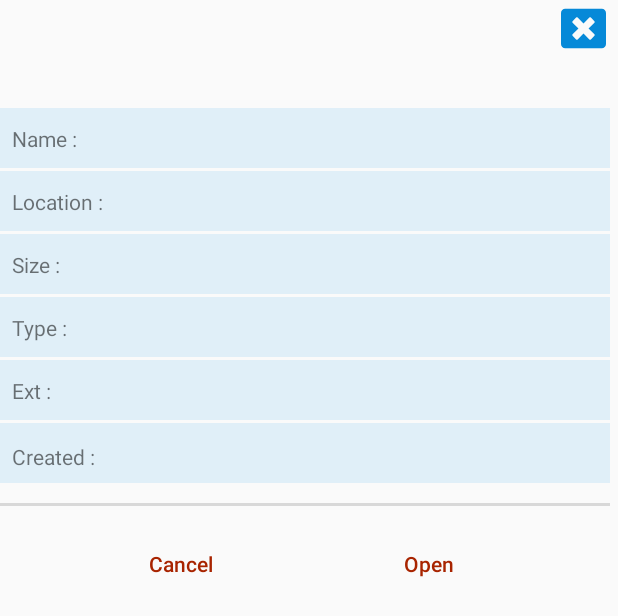
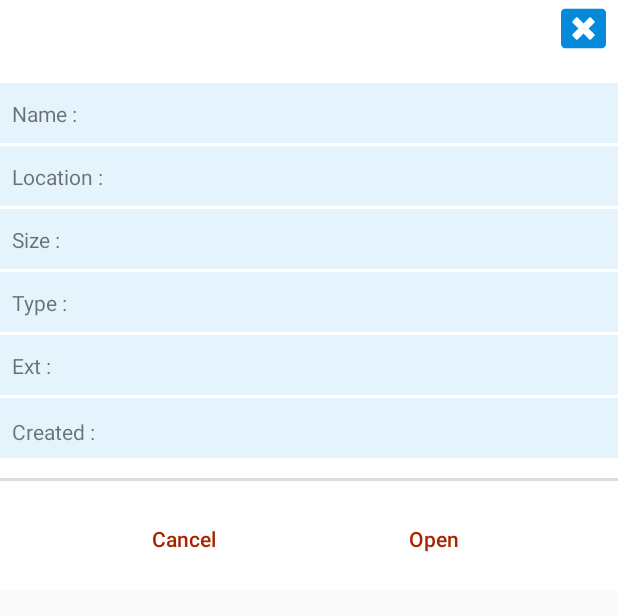
Before and after one commit to sudoajay/Status-Online, an Android app: the layout custom_dialog_info_layout.xml on its own in the app's theme, with its tools: preview values and no code run, on a phone screen of 412 x 824 dp. Shown: the top 616 px of the screen. Run offline under Robolectric (Android 15) with nearby library versions, the phone set to English and light mode, and no system bars; network calls fail; Roboto replaces fonts that are not available here.

Commit message:
All Done

```diff
--- a/app/src/main/java/com/sudoajay/unlimitedwhatsappstatus/Fragments/Download/Information_Data.java
+++ b/app/src/main/java/com/sudoajay/unlimitedwhatsappstatus/Fragments/Download/Information_Data.java
@@ -6,6 +6,7 @@ import android.content.DialogInterface;
 import android.content.Intent;
 import android.graphics.Color;
 import android.graphics.drawable.ColorDrawable;
+import android.os.Build;
 import android.os.Bundle;
 import android.os.Environment;
 import android.util.DisplayMetrics;
@@ -17,6 +18,7 @@ import android.widget.Button;
 import android.widget.ImageView;
 import android.widget.TextView;
 
+import androidx.annotation.NonNull;
 import androidx.annotation.Nullable;
 import androidx.constraintlayout.widget.ConstraintLayout;
 import androidx.fragment.app.DialogFragment;
@@ -35,7 +37,6 @@ public class Information_Data extends DialogFragment implements View.OnClickList
     private View rootview;
     private ArrayList<String> list;
     private int index;
-    private ConstraintLayout constraintLayout;
     private TextView infoName_TextView, infoLocation_TextView, infoSize_TextView, infoType_TextView, infoExt_TextView, infoCreated_TextView;
     private Activity activity;
 
@@ -47,16 +48,10 @@ public class Information_Data extends DialogFragment implements View.OnClickList
         this.activity = activity;
     }
 
-    public View onCreateView(LayoutInflater inflater, @Nullable ViewGroup container, @Nullable Bundle savedInstanceState) {
+    public View onCreateView(@NonNull LayoutInflater inflater, @Nullable ViewGroup container, @Nullable Bundle savedInstanceState) {
 
         rootview = inflater.inflate(R.layout.custom_dialog_info_layout, container, false);
-
         Reference();
-
-
-        activity.getWindow().setBackgroundDrawable(new ColorDrawable(Color.TRANSPARENT));
-
-        constraintLayout.setBackgroundColor(getResources().getColor(R.color.tabBackgroundColor));
 
         // Fill Dialog Box
         FillIt();
@@ -66,7 +61,6 @@ public class Information_Data extends DialogFragment implements View.OnClickList
 
     private void Reference() {
         // Reference Object
-        constraintLayout = rootview.findViewById(R.id.constraintLayout);
         infoName_TextView = rootview.findViewById(R.id.infoName_TextView);
         infoLocation_TextView = rootview.findViewById(R.id.infoLocation_TextView);
         infoSize_TextView = rootview.findViewById(R.id.infoSize_TextView);
@@ -93,7 +87,7 @@ public class Information_Data extends DialogFragment implements View.OnClickList
 
         infoSize_TextView.setText(FileSize.Convert_It(filePath.length()));
 
-        if (filePath.getAbsolutePath().contains("Whatsapp Status/Photo/"))
+        if (filePath.getAbsolutePath().contains("Unlimited Status/Photo/"))
             infoType_TextView.setText(getResources().getString(R.string.photo_Text));
         else {
             infoType_TextView.setText(getResources().getString(R.string.video_Text));
@@ -125,7 +119,6 @@ public class Information_Data extends DialogFragment implements View.OnClickList
         DisplayMetrics dm = new DisplayMetrics();
         activity.getWindowManager().getDefaultDisplay().getMetrics(dm);
         int width = dm.widthPixels;
-        int height = dm.heightPixels;
         // Travel up the tree until fail, modifying the LayoutParams
         do {
             // Get the parent
@@ -143,7 +136,6 @@ public class Information_Data extends DialogFragment implements View.OnClickList
 
                 // Modify the layout
                 current.getLayoutParams().width = width - ((10 * width) / 100);
-                current.getLayoutParams().height = height - ((30 * height) / 100);
 
             }
         } while (current.getParent() != null);
--- a/app/src/main/java/com/sudoajay/unlimitedwhatsappstatus/Fragments/PhotoVideo/PhotoVideoFragment.java
+++ b/app/src/main/java/com/sudoajay/unlimitedwhatsappstatus/Fragments/PhotoVideo/PhotoVideoFragment.java
@@ -175,7 +175,7 @@ public class PhotoVideoFragment extends Fragment implements SwipeRefreshLayout.O
             }
         }
 
-
+        mPhotoVideoAdapter.notifyDataSetChanged();
     }
 
     @Override
@@ -186,7 +186,6 @@ public class PhotoVideoFragment extends Fragment implements SwipeRefreshLayout.O
             @Override
             public void run() {
                 GrabAndFill();
-                mPhotoVideoAdapter.notifyDataSetChanged();
                 swipeToRefresh.setRefreshing(false);
             }
         }, 2000);
@@ -198,7 +197,6 @@ public class PhotoVideoFragment extends Fragment implements SwipeRefreshLayout.O
           cursor.moveToFirst();
           do {
               if (links.size() >= 500) links = RemoveArrayFromList(links);
-              Log.e( "GrabPhotoAndRefresh", links.size()+" ----");
               links.add(cursor.getString(1));
               if (name.size() >= 500) name = RemoveArrayFromList(name);
               name.add(cursor.getString(2));
@@ -268,15 +266,11 @@ public class PhotoVideoFragment extends Fragment implements SwipeRefreshLayout.O
                         noInternetConnection_ImageView.setVisibility(View.GONE);
                         GrabAndFill();
                     }
-                    if (!internetConnection && noInternetConnection_ImageView.getVisibility() == View.GONE)
-                        CustomToast.ToastIt(getContext(), "Please Connect To Internet", Toast.LENGTH_SHORT);
-
-
                     // do something...
                     RunThread_Internet();
                 }
             }
-        }, 20000); // 5 sec
+        }, 5000); // 5 sec
 
     }
 
--- a/app/src/main/java/com/sudoajay/unlimitedwhatsappstatus/MainActivity.java
+++ b/app/src/main/java/com/sudoajay/unlimitedwhatsappstatus/MainActivity.java
@@ -12,6 +12,7 @@ import android.view.MenuItem;
 import android.view.inputmethod.EditorInfo;
 import android.widget.Toast;
 
+import androidx.appcompat.app.AlertDialog;
 import androidx.appcompat.app.AppCompatActivity;
 import androidx.appcompat.view.ActionMode;
 import androidx.appcompat.widget.SearchView;
--- a/app/src/main/java/com/sudoajay/unlimitedwhatsappstatus/PhotoVideoViewer/ImageVideoAdapter.java
+++ b/app/src/main/java/com/sudoajay/unlimitedwhatsappstatus/PhotoVideoViewer/ImageVideoAdapter.java
@@ -30,11 +30,9 @@ import com.bumptech.glide.Glide;
 import com.sudoajay.unlimitedwhatsappstatus.BuildConfig;
 import com.sudoajay.unlimitedwhatsappstatus.R;
 
-
 import java.io.File;
 import java.net.URLConnection;
 import java.util.List;
-import java.util.Objects;
 
 public class ImageVideoAdapter extends PagerAdapter {
     private List<String> pathArray;
@@ -69,6 +67,7 @@ public class ImageVideoAdapter extends PagerAdapter {
         View itemView = mLayoutInflater.inflate(R.layout.imagevideo_adapter, container, false);
 
         imageView = itemView.findViewById(R.id.imageView);
+        myMediaController = new MediaController(activity);
         String path;
         if (!whichFragment.equals("online")) {
             videoView = itemView.findViewById(R.id.videoView);
@@ -154,7 +153,8 @@ public class ImageVideoAdapter extends PagerAdapter {
             videoView.setOnClickListener(new View.OnClickListener() {
                 @Override
                 public void onClick(View v) {
-                    myMediaController.show();
+                        myMediaController.show();
+
                 }
             });
             if (!whichFragment.equals("online")) {
@@ -183,7 +183,7 @@ public class ImageVideoAdapter extends PagerAdapter {
                                 /*
                                  * add media controller
                                  */
-                                myMediaController = new MediaController(activity);
+
                                 myMediaController.setMediaPlayer(videoView);
                                 videoView.setMediaController(myMediaController);
                                 /*
--- a/app/src/main/res/layout/custom_dialog_info_layout.xml
+++ b/app/src/main/res/layout/custom_dialog_info_layout.xml
@@ -4,22 +4,22 @@
     xmlns:tools="http://schemas.android.com/tools"
     android:id="@+id/linearLayout"
     android:layout_width="match_parent"
-    android:layout_height="wrap_content"
+    android:layout_height="400dp"
     android:orientation="horizontal">
 
     <FrameLayout
         android:layout_width="wrap_content"
-        android:layout_height="wrap_content">
+        android:layout_height="wrap_content"
+        android:background="@android:color/white">
 
         <androidx.constraintlayout.widget.ConstraintLayout
             android:id="@+id/constraintLayout"
-            android:layout_width="wrap_content"
+            android:layout_width="match_parent"
             android:layout_height="wrap_content"
-            android:layout_marginTop="12dp"
-            android:layout_marginEnd="5dp"
-            android:paddingTop="60dp"
+            android:background="@android:color/white"
+            android:paddingTop="55dp"
             android:paddingBottom="10dp"
-            android:layout_marginRight="5dp">
+            tools:layout_editor_absoluteY="12dp">
 
 
             <View
@@ -37,11 +37,11 @@
                 android:layout_width="wrap_content"
                 android:layout_height="wrap_content"
                 android:layout_marginStart="8dp"
+                android:layout_marginLeft="8dp"
                 android:text="@string/info_NameText"
                 app:layout_constraintBottom_toBottomOf="@+id/view"
                 app:layout_constraintStart_toStartOf="@+id/view"
-                app:layout_constraintTop_toTopOf="@+id/view"
-                android:layout_marginLeft="8dp" />
+                app:layout_constraintTop_toTopOf="@+id/view" />
 
             <TextView
                 android:id="@+id/infoName_TextView"
@@ -71,11 +71,11 @@
                 android:layout_width="wrap_content"
                 android:layout_height="wrap_content"
                 android:layout_marginStart="8dp"
+                android:layout_marginLeft="8dp"
                 android:text="@string/info_LocationText"
                 app:layout_constraintBottom_toBottomOf="@+id/view2"
                 app:layout_constraintStart_toStartOf="@+id/view2"
-                app:layout_constraintTop_toTopOf="@+id/view2"
-                android:layout_marginLeft="8dp" />
+                app:layout_constraintTop_toTopOf="@+id/view2" />
 
             <TextView
                 android:id="@+id/infoLocation_TextView"
@@ -105,11 +105,11 @@
                 android:layout_width="wrap_content"
                 android:layout_height="wrap_content"
                 android:layout_marginStart="8dp"
+                android:layout_marginLeft="8dp"
                 android:text="@string/info_SizeText"
                 app:layout_constraintBottom_toBottomOf="@+id/view3"
                 app:layout_constraintStart_toStartOf="parent"
-                app:layout_constraintTop_toTopOf="@+id/view3"
-                android:layout_marginLeft="8dp" />
+                app:layout_constraintTop_toTopOf="@+id/view3" />
 
             <TextView
                 android:id="@+id/infoSize_TextView"
@@ -139,23 +139,23 @@
                 android:layout_width="wrap_content"
                 android:layout_height="wrap_content"
                 android:layout_marginStart="8dp"
+                android:layout_marginLeft="8dp"
                 android:text="@string/info_TypeText"
                 app:layout_constraintBottom_toBottomOf="@+id/view4"
                 app:layout_constraintStart_toStartOf="parent"
-                app:layout_constraintTop_toTopOf="@+id/view4"
-                android:layout_marginLeft="8dp" />
+                app:layout_constraintTop_toTopOf="@+id/view4" />
 
             <TextView
                 android:id="@+id/infoType_TextView"
                 android:layout_width="0dp"
                 android:layout_height="wrap_content"
                 android:layout_marginStart="8dp"
+                android:layout_marginLeft="8dp"
                 android:textColor="@color/colorPrimary"
                 app:layout_constraintBottom_toBottomOf="@+id/view4"
                 app:layout_constraintEnd_toEndOf="parent"
                 app:layout_constraintStart_toEndOf="@+id/textView4"
-                app:layout_constraintTop_toTopOf="@+id/view4"
-                android:layout_marginLeft="8dp" />
+                app:layout_constraintTop_toTopOf="@+id/view4" />
 
             <View
                 android:id="@+id/view5"
@@ -173,12 +173,12 @@
                 android:layout_width="wrap_content"
                 android:layout_height="wrap_content"
                 android:layout_marginStart="8dp"
+                android:layout_marginLeft="8dp"
                 android:text="@string/info_ExtText"
                 app:layout_constraintBottom_toBottomOf="@+id/view5"
                 app:layout_constraintStart_toStartOf="@+id/view5"
                 app:layout_constraintTop_toTopOf="@+id/view5"
-                app:layout_constraintVertical_bias="0.523"
-                android:layout_marginLeft="8dp" />
+                app:layout_constraintVertical_bias="0.523" />
 
             <TextView
                 android:id="@+id/infoExt_TextView"
@@ -208,12 +208,12 @@
                 android:layout_width="wrap_content"
                 android:layout_height="wrap_content"
                 android:layout_marginStart="8dp"
+                android:layout_marginLeft="8dp"
                 android:text="@string/info_CreatedText"
                 app:layout_constraintBottom_toBottomOf="@+id/view6"
                 app:layout_constraintStart_toStartOf="@+id/view6"
                 app:layout_constraintTop_toTopOf="@+id/view6"
-                app:layout_constraintVertical_bias="0.619"
-                android:layout_marginLeft="8dp" />
+                app:layout_constraintVertical_bias="0.619" />
 
             <TextView
                 android:id="@+id/infoCreated_TextView"
--- a/app/src/main/res/values/styles.xml
+++ b/app/src/main/res/values/styles.xml
@@ -33,4 +33,5 @@
         <item name="colorPrimaryDark">@android:color/black</item>
         <item name="colorAccent">@android:color/black</item>
     </style>
+
 </resources>
```
